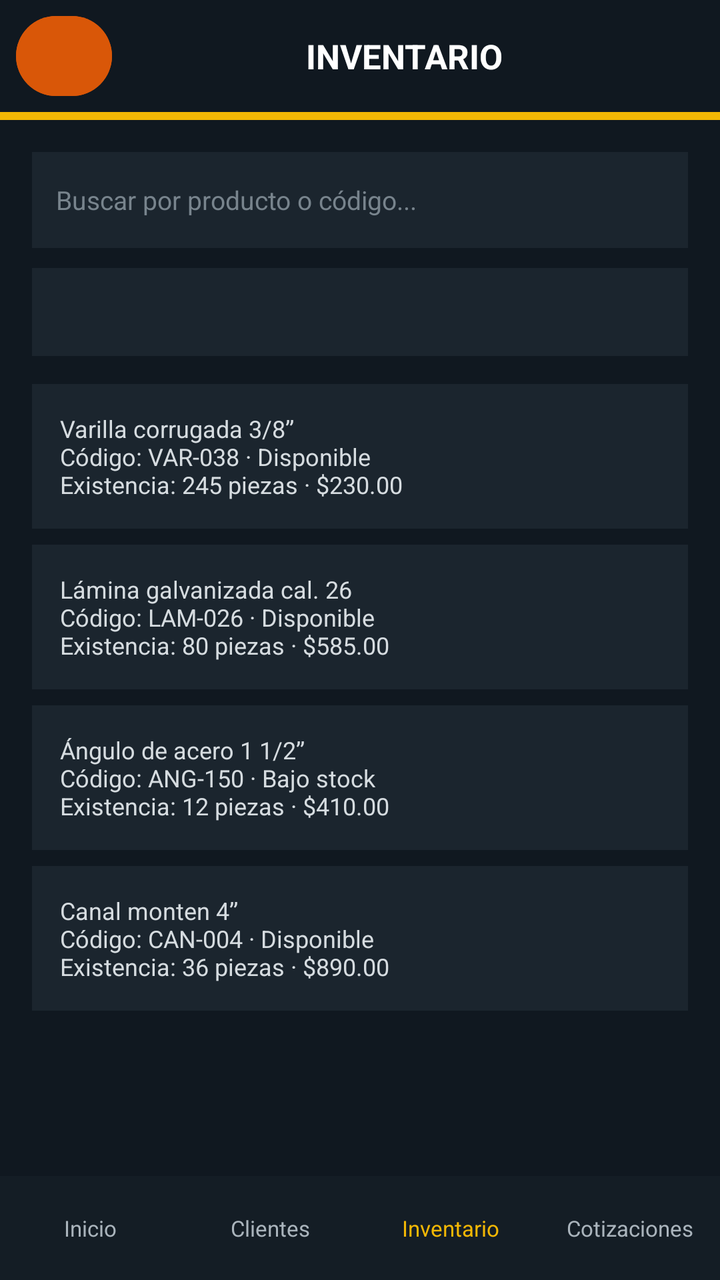
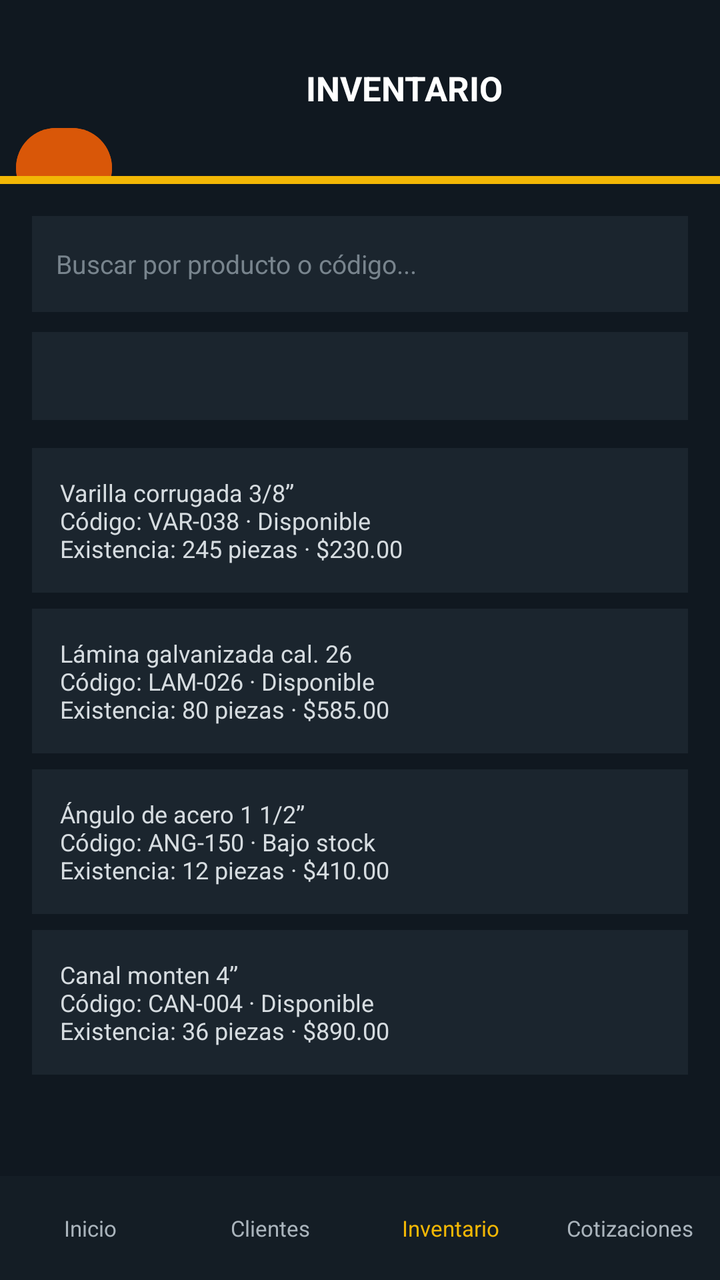

Before-and-after screenshots of an Android layout around one commit, followed by the original layout XML and the change that was made.
<!-- AndroidManifest.xml: application theme Theme.Aceroswecorp -->
<!-- res/layout/activity_consulta_inventario.xml -->
<?xml version="1.0" encoding="utf-8"?>
<LinearLayout xmlns:android="http://schemas.android.com/apk/res/android"
    android:id="@+id/screen_root"
    android:layout_width="match_parent"
    android:layout_height="match_parent"
    android:background="#101820"
    android:orientation="vertical">

    <LinearLayout
        android:layout_width="match_parent"
        android:layout_height="56dp"
        android:gravity="center_vertical"
        android:orientation="horizontal"
        android:paddingStart="8dp"
        android:paddingEnd="12dp">

        <Button
            android:id="@+id/screen_back"
            android:layout_width="48dp"
            android:layout_height="48dp"
            android:backgroundTint="#D95708"
            android:contentDescription="@string/back"
            android:text="@string/back_arrow"
            android:textColor="#FFFFFF"
            android:textSize="24sp" />

        <TextView
            android:layout_width="0dp"
            android:layout_height="wrap_content"
            android:layout_weight="1"
            android:gravity="center"
            android:text="INVENTARIO"
            android:textColor="#FFFFFF"
            android:textSize="17sp"
            android:textStyle="bold" />
    </LinearLayout>

    <TextView android:layout_width="match_parent" android:layout_height="4dp" android:background="#F2B705" />

    <ScrollView
        android:layout_width="match_parent"
        android:layout_height="0dp"
        android:layout_weight="1">

        <LinearLayout
            android:layout_width="match_parent"
            android:layout_height="wrap_content"
            android:orientation="vertical"
            android:padding="16dp">

            <EditText
                android:layout_width="match_parent"
                android:layout_height="48dp"
                android:background="#1B252E"
                android:hint="Buscar por producto o código..."
                android:padding="12dp"
                android:textColor="#FFFFFF"
                android:textColorHint="#78848D"
                android:textSize="13sp" />

            <Spinner
                android:layout_width="match_parent"
                android:layout_height="44dp"
                android:layout_marginTop="10dp"
                android:background="#1B252E"
                android:prompt="@string/all_categories" />

            <TextView android:layout_width="match_parent" android:layout_height="wrap_content" android:layout_marginTop="14dp" android:background="#1B252E" android:padding="14dp" android:text="Varilla corrugada 3/8”&#10;Código: VAR-038 · Disponible&#10;Existencia: 245 piezas · $230.00" android:textColor="#D6DCE0" android:textSize="12sp" />
            <TextView android:layout_width="match_parent" android:layout_height="wrap_content" android:layout_marginTop="8dp" android:background="#1B252E" android:padding="14dp" android:text="Lámina galvanizada cal. 26&#10;Código: LAM-026 · Disponible&#10;Existencia: 80 piezas · $585.00" android:textColor="#D6DCE0" android:textSize="12sp" />
            <TextView android:layout_width="match_parent" android:layout_height="wrap_content" android:layout_marginTop="8dp" android:background="#1B252E" android:padding="14dp" android:text="Ángulo de acero 1 1/2”&#10;Código: ANG-150 · Bajo stock&#10;Existencia: 12 piezas · $410.00" android:textColor="#D6DCE0" android:textSize="12sp" />
            <TextView android:layout_width="match_parent" android:layout_height="wrap_content" android:layout_marginTop="8dp" android:background="#1B252E" android:padding="14dp" android:text="Canal monten 4”&#10;Código: CAN-004 · Disponible&#10;Existencia: 36 piezas · $890.00" android:textColor="#D6DCE0" android:textSize="12sp" />
        </LinearLayout>
    </ScrollView>

    <LinearLayout android:layout_width="match_parent" android:layout_height="52dp" android:background="#141D25" android:gravity="center" android:orientation="horizontal">
        <TextView android:id="@+id/nav_inicio" android:layout_width="0dp" android:layout_height="match_parent" android:layout_weight="1" android:gravity="center" android:text="Inicio" android:textColor="#AAB4BC" android:textSize="11sp" />
        <TextView android:id="@+id/nav_clientes" android:layout_width="0dp" android:layout_height="match_parent" android:layout_weight="1" android:gravity="center" android:text="Clientes" android:textColor="#AAB4BC" android:textSize="11sp" />
        <TextView android:id="@+id/nav_inventario" android:layout_width="0dp" android:layout_height="match_parent" android:layout_weight="1" android:gravity="center" android:text="Inventario" android:textColor="#F2B705" android:textSize="11sp" />
        <TextView android:id="@+id/nav_cotizaciones" android:layout_width="0dp" android:layout_height="match_parent" android:layout_weight="1" android:gravity="center" android:text="Cotizaciones" android:textColor="#AAB4BC" android:textSize="11sp" />
    </LinearLayout>
</LinearLayout>
<!-- resources referenced by this layout -->
<resources>
  <string name="all_categories">Todas las categorías</string>
  <string name="back">Volver</string>
  <string name="back_arrow">‹</string>
  <style name="Theme.Aceroswecorp" parent="Base.Theme.Aceroswecorp" />
  <style name="Base.Theme.Aceroswecorp" parent="Theme.Material3.DayNight.NoActionBar">
          
          
      </style>
</resources>

<!-- the commit's change to res/layout/activity_consulta_inventario.xml (unified diff, before → after) -->
@@ -8,7 +8,7 @@
 
     <LinearLayout
         android:layout_width="match_parent"
-        android:layout_height="56dp"
+        android:layout_height="wrap_content"
         android:gravity="center_vertical"
         android:orientation="horizontal"
         android:paddingStart="8dp"
@@ -20,6 +20,7 @@
             android:layout_height="48dp"
             android:backgroundTint="#D95708"
             android:contentDescription="@string/back"
+            android:layout_marginTop="40dp"
             android:text="@string/back_arrow"
             android:textColor="#FFFFFF"
             android:textSize="24sp" />
